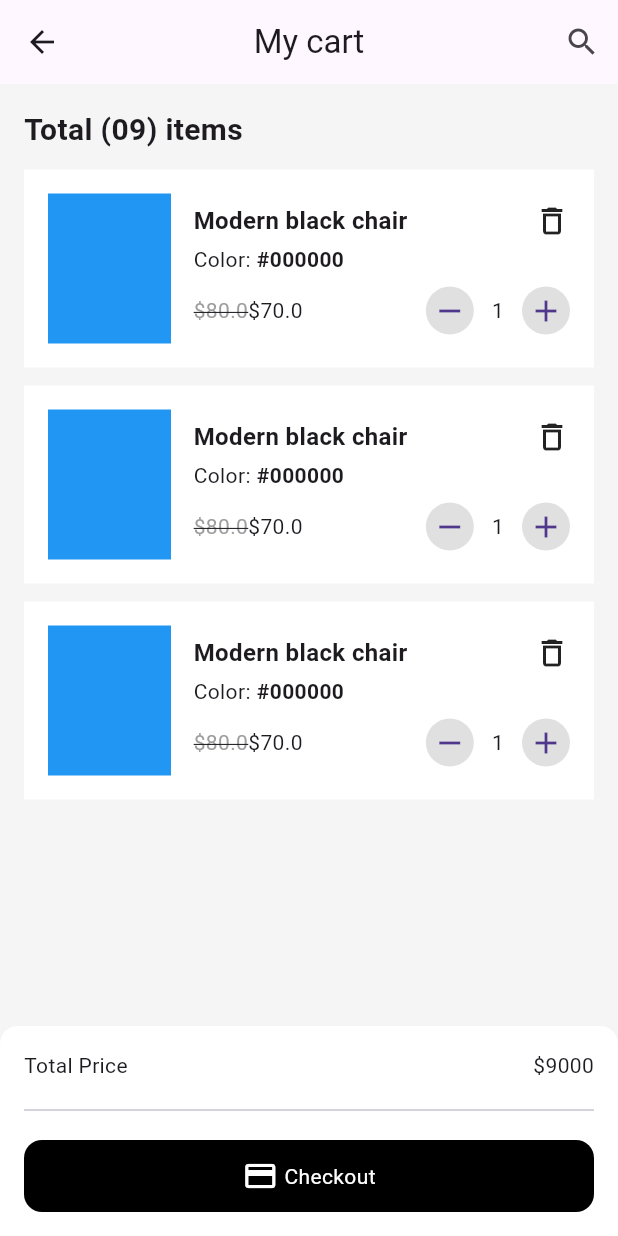
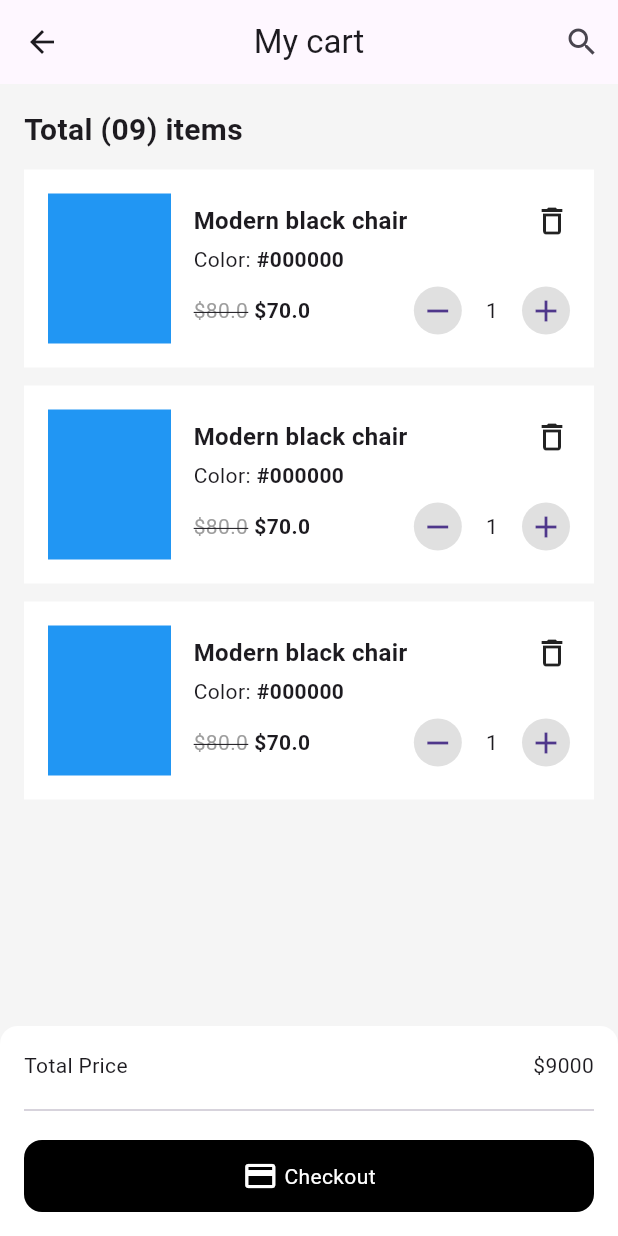
Before and after one commit to JAICHANGPARK/flutter_notebook_chapter_49, a Flutter app: the FurnitureCartPage screen opened directly, on a phone screen of 412 x 824 dp. Run offline on Flutter 3.47's test engine with Material 3 defaults, Android fonts, the phone set to English and light mode, and no system bars; our stand-ins replace dots_indicator, gap, google_fonts.

Commit message:
Update furniture_cart_page.dart

```diff
--- a/lib/ep2460_furniture_app/ui/furniture_cart_page.dart
+++ b/lib/ep2460_furniture_app/ui/furniture_cart_page.dart
@@ -81,6 +81,7 @@ class _FurnitureCartPageState extends State<FurnitureCartPage> {
                                     ),
                                     Gap(8),
                                     Row(
+                                      spacing: 4,
                                       children: [
                                         Text(
                                           "\$80.0",
@@ -89,7 +90,12 @@ class _FurnitureCartPageState extends State<FurnitureCartPage> {
                                             color: Colors.grey,
                                           ),
                                         ),
-                                        Text("\$70.0"),
+                                        Text(
+                                          "\$70.0",
+                                          style: TextStyle(
+                                            fontWeight: FontWeight.bold,
+                                          ),
+                                        ),
                                         Spacer(),
                                         CircleAvatar(
                                           radius: 16,
```
